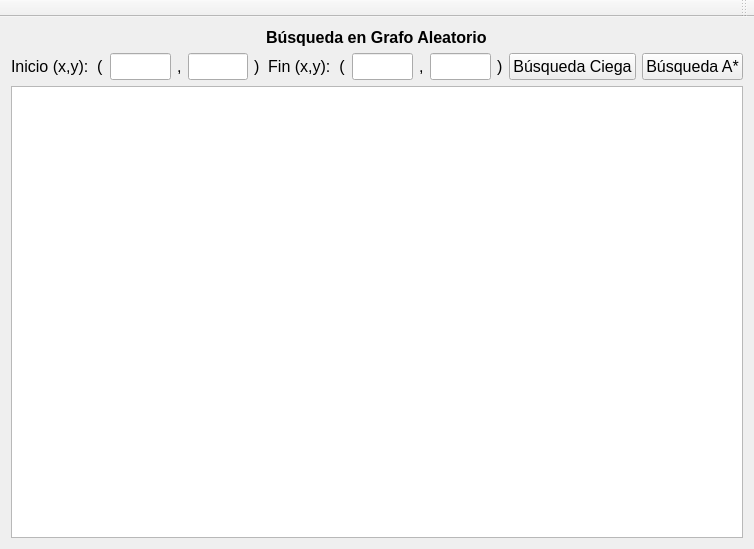
This is Grafo/mainwindow.ui in nashvent/grafo as Qt 5 draws it before an edit. The edited form follows.
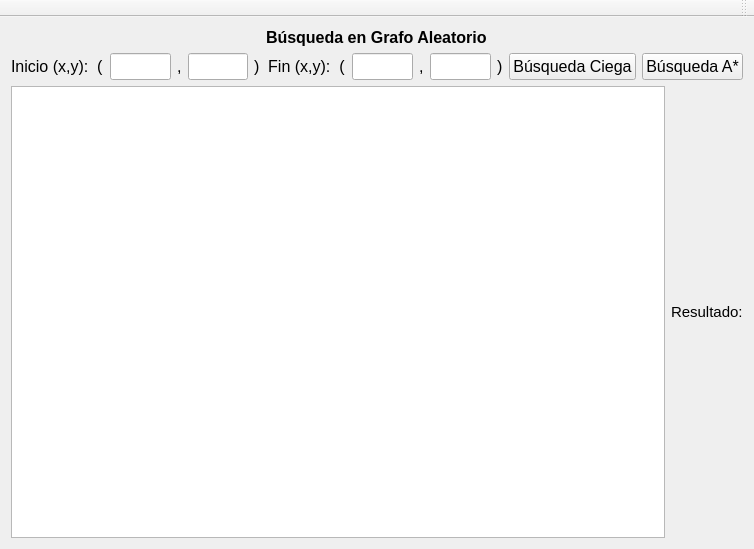
This is the edited form.

```diff
--- a/Grafo/mainwindow.ui
+++ b/Grafo/mainwindow.ui
@@ -157,11 +157,30 @@
      </layout>
     </item>
     <item>
+     <layout class="QHBoxLayout" name="horizontalLayout_2">
+      <property name="topMargin">
+       <number>0</number>
+      </property>
+      <item>
      <widget class="QGraphicsView" name="graphicsView">
       <property name="sizeAdjustPolicy">
        <enum>QAbstractScrollArea::AdjustToContents</enum>
       </property>
      </widget>
+      </item>
+      <item>
+       <widget class="QLabel" name="lb_result">
+        <property name="font">
+         <font>
+          <pointsize>11</pointsize>
+         </font>
+        </property>
+        <property name="text">
+         <string>Resultado:</string>
+        </property>
+       </widget>
+      </item>
+     </layout>
     </item>
    </layout>
   </widget>
```
Lines whose indentation alone changed are shown as unchanged.
